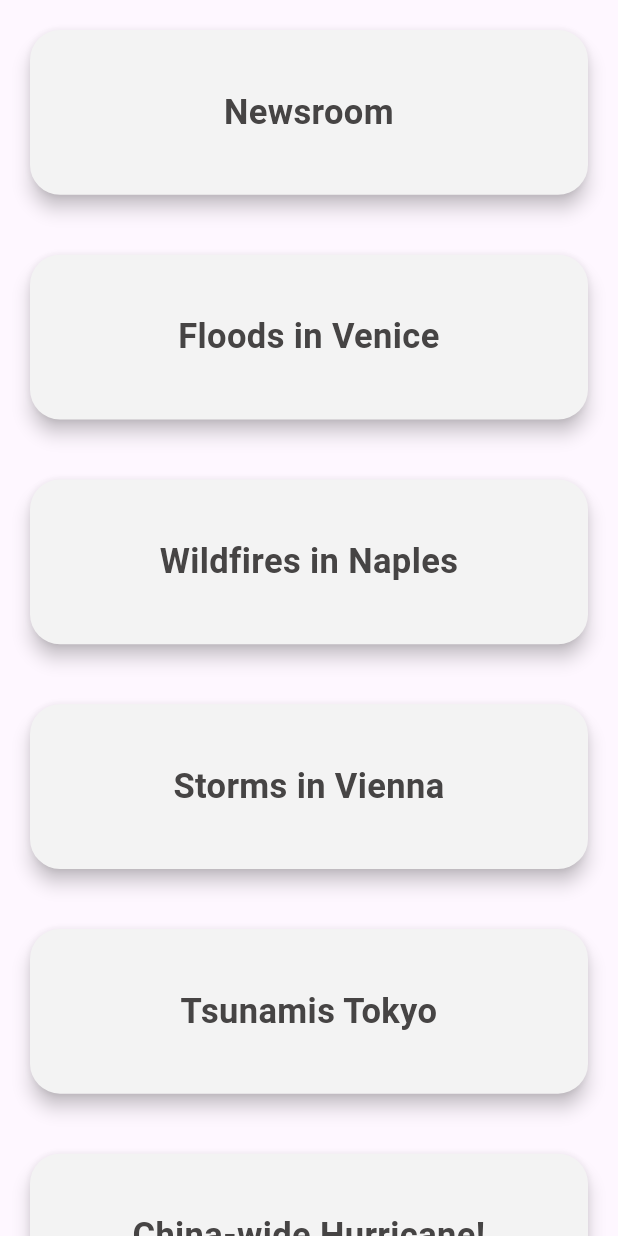
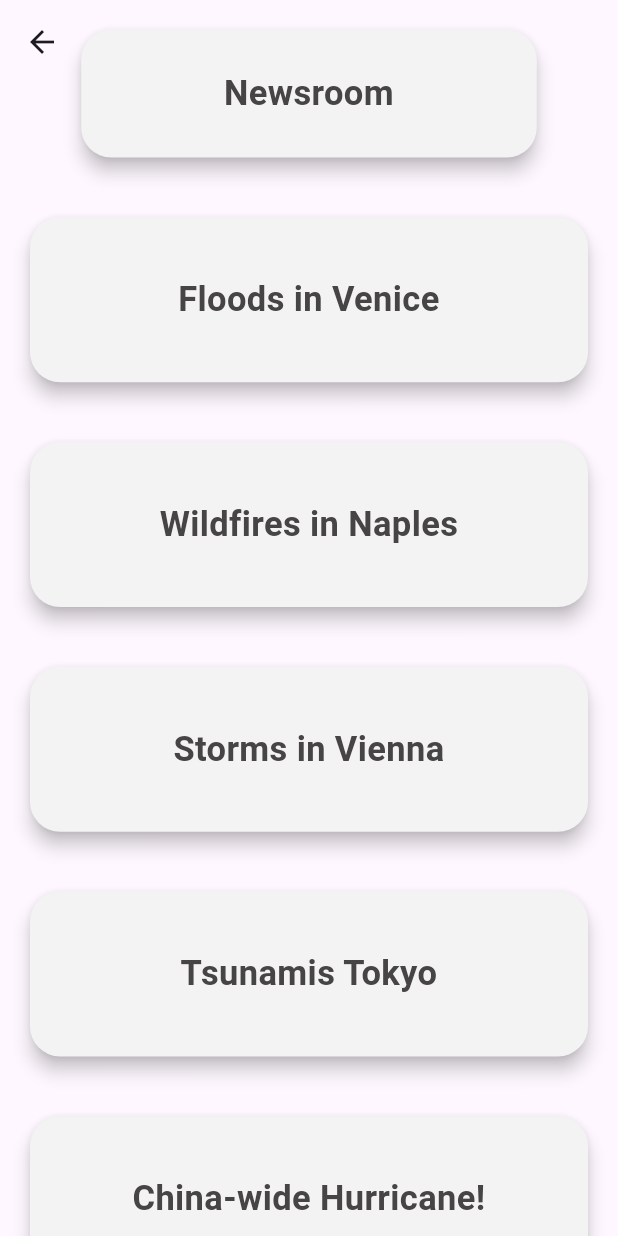
Before and after one commit to aronmilojevic/RedResQ_App, a Flutter app: the Newsroom screen opened directly, on a phone screen of 412 x 824 dp. Run offline on Flutter 3.47's test engine with Material 3 defaults, Android fonts, the phone set to English and light mode, and no system bars; our stand-ins replace connectivity, flutter_local_notifications.

Commit message:
fixed the newscard to the top

```diff
--- a/lib/application/newsroom.dart
+++ b/lib/application/newsroom.dart
@@ -11,8 +11,15 @@ class Newsroom extends StatelessWidget {
     return Scaffold(
       body: CustomScrollView(
         slivers: [
-          SliverToBoxAdapter(
-            child: AspectRatio(
+          SliverAppBar(
+            pinned: true,
+            collapsedHeight: 125,
+            backgroundColor: Colors.transparent,
+            scrolledUnderElevation: 0,
+            flexibleSpace: FlexibleSpaceBar(
+              centerTitle: true,
+              titlePadding: EdgeInsets.zero,
+              title: AspectRatio(
                 aspectRatio: 2.75,
                 child: Card(
                   margin:
@@ -37,6 +44,11 @@ class Newsroom extends StatelessWidget {
                     ),
                   ),
                 ),
+              ),
+            ),
+            titleSpacing: 20,
+            shape: RoundedRectangleBorder(
+              borderRadius: BorderRadius.circular(20),
             ),
           ),
           SliverList(
```
Lines whose indentation alone changed are shown as unchanged.
